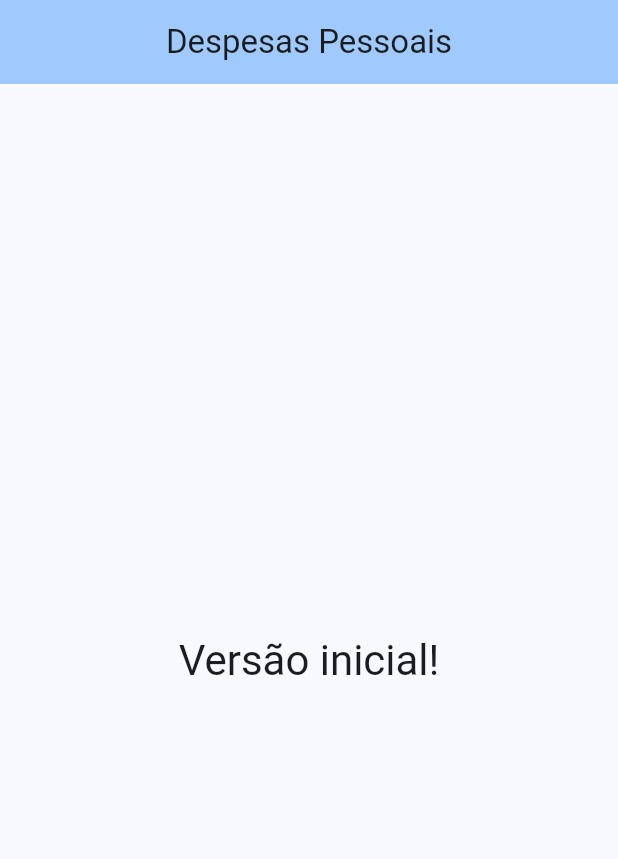
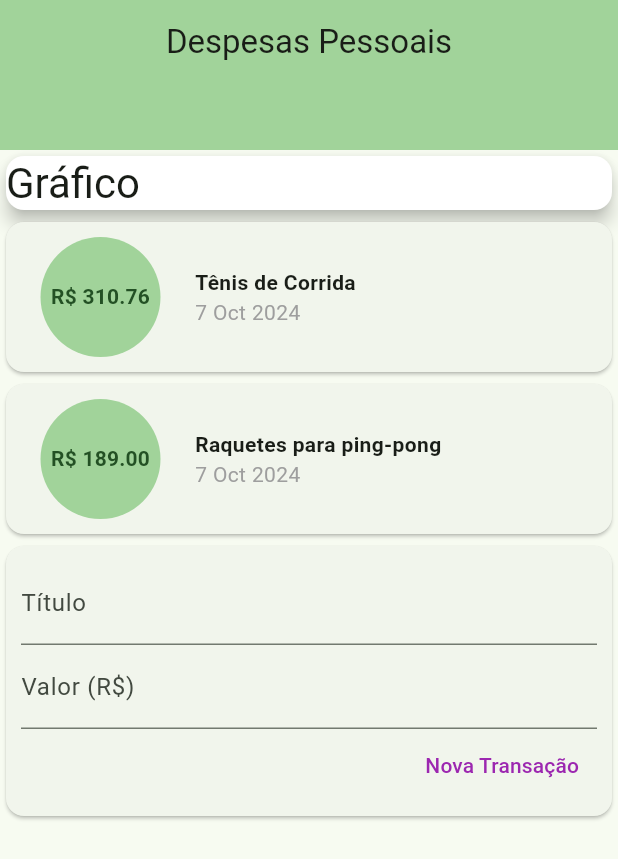
Before and after one commit to FernandoAvellar/expenses, a Flutter app: the screen it shows after launch, on a phone screen of 412 x 824 dp. Shown: the top 859 px of the screen. Run offline on Flutter 3.47's test engine with Material 3 defaults, Android fonts, the phone set to English and light mode, and no system bars.

Commit message:
apos aula 102

```diff
--- /dev/null
+++ b/lib/components/header.dart
@@ -0,0 +1,17 @@
+import 'package:flutter/material.dart';
+
+class Header extends StatelessWidget implements PreferredSizeWidget {
+  const Header({super.key});
+
+  @override
+  Widget build(BuildContext context) {
+    return AppBar(
+      title: Text('Despesas Pessoais'),
+      centerTitle: true,
+      backgroundColor: Theme.of(context).colorScheme.inversePrimary,
+    );
+  }
+
+  @override
+  Size get preferredSize => const Size.fromHeight(100);
+}
--- /dev/null
+++ b/lib/components/transaction_card.dart
@@ -0,0 +1,49 @@
+import 'package:expenses/models/transaction.dart';
+import 'package:flutter/material.dart';
+import 'package:intl/intl.dart';
+
+class TransactionCard extends StatelessWidget {
+  const TransactionCard({super.key, required this.transaction});
+
+  final Transaction transaction;
+
+  @override
+  Widget build(BuildContext context) {
+    return Card(
+      child: Row(
+        mainAxisAlignment: MainAxisAlignment.start,
+        children: [
+          Container(
+            margin: EdgeInsets.symmetric(
+              vertical: 2,
+              horizontal: 15,
+            ),
+            padding: EdgeInsets.all(8),
+            child: CircleAvatar(
+              radius: 40,
+              backgroundColor: Theme.of(context).colorScheme.inversePrimary,
+              child: Text(
+                'R\$ ${transaction.value.toStringAsFixed(2)}',
+                style: TextStyle(fontWeight: FontWeight.bold, fontSize: 14),
+              ),
+            ),
+          ),
+          Column(
+            crossAxisAlignment: CrossAxisAlignment.start,
+            children: [
+              Text(
+                transaction.title,
+                textAlign: TextAlign.start,
+                style: TextStyle(fontWeight: FontWeight.bold, fontSize: 14),
+              ),
+              Text(
+                DateFormat('d MMM y').format(transaction.date),
+                style: TextStyle(color: Colors.grey),
+              ),
+            ],
+          )
+        ],
+      ),
+    );
+  }
+}
--- /dev/null
+++ b/lib/components/transaction_form.dart
@@ -0,0 +1,67 @@
+import 'package:flutter/material.dart';
+
+class TransactionForm extends StatefulWidget {
+  const TransactionForm({super.key});
+
+  @override
+  State<TransactionForm> createState() => _TransactionFormState();
+}
+
+class _TransactionFormState extends State<TransactionForm> {
+  String title = '';
+  double value = 0;
+
+  @override
+  Widget build(BuildContext context) {
+    return Card(
+      child: Padding(
+        padding: const EdgeInsets.all(10.0),
+        child: Column(
+          children: [
+            TextField(
+              decoration: InputDecoration(
+                labelText: 'Título',
+              ),
+              onChanged: (value) => {
+                setState(() {
+                  title = value;
+                }),
+              },
+            ),
+            TextField(
+              keyboardType: TextInputType.number,
+              decoration: InputDecoration(
+                labelText: 'Valor (R\$)',
+              ),
+              onChanged: (v) => {
+                setState(() {
+                  value = double.parse(v);
+                }),
+              },
+            ),
+            Row(
+              mainAxisAlignment: MainAxisAlignment.end,
+              children: [
+                TextButton(
+                  child: const Text(
+                    'Nova Transação',
+                    style: TextStyle(
+                      color: Colors.purple,
+                    ),
+                  ),
+                  onPressed: () {
+                    print('$title - $value');
+                    setState(() {
+                      title = '';
+                      value = 0;
+                    });
+                  },
+                ),
+              ],
+            ),
+          ],
+        ),
+      ),
+    );
+  }
+}
--- /dev/null
+++ b/lib/components/transaction_graph.dart
@@ -0,0 +1,20 @@
+import 'package:flutter/material.dart';
+
+class TransactionGraph extends StatelessWidget {
+  const TransactionGraph({super.key});
+
+  @override
+  Widget build(BuildContext context) {
+    return SizedBox(
+      width: double.infinity,
+      child: Card(
+        color: Theme.of(context).colorScheme.onSecondary,
+        elevation: 5.0,
+        child: Text(
+          'Gráfico',
+          style: Theme.of(context).textTheme.headlineMedium,
+        ),
+      ),
+    );
+  }
+}
--- /dev/null
+++ b/lib/components/transaction_list.dart
@@ -0,0 +1,20 @@
+import 'package:expenses/components/transaction_card.dart';
+import 'package:expenses/models/transaction.dart';
+import 'package:flutter/material.dart';
+
+class TransactionList extends StatelessWidget {
+  final List<Transaction> transactions;
+
+  const TransactionList({super.key, required this.transactions});
+
+  @override
+  Widget build(BuildContext context) {
+    return Column(
+      children: [
+        ...transactions.map((tr) {
+          return TransactionCard(transaction: tr);
+        })
+      ],
+    );
+  }
+}
--- /dev/null
+++ b/lib/components/transaction_user.dart
@@ -0,0 +1,36 @@
+import 'package:expenses/components/transaction_form.dart';
+import 'package:expenses/components/transaction_list.dart';
+import 'package:expenses/models/transaction.dart';
+import 'package:flutter/material.dart';
+
+class TransactionUser extends StatefulWidget {
+  const TransactionUser({super.key});
+
+  @override
+  State<TransactionUser> createState() => _TransactionUserState();
+}
+
+class _TransactionUserState extends State<TransactionUser> {
+  final _transactions = [
+    Transaction(
+        id: 't1',
+        title: 'Tênis de Corrida',
+        value: 310.76,
+        date: DateTime.now()),
+    Transaction(
+        id: 't2',
+        title: 'Raquetes para ping-pong',
+        value: 189.00,
+        date: DateTime.now()),
+  ];
+
+  @override
+  Widget build(BuildContext context) {
+    return Column(
+      children: [
+        TransactionList(transactions: _transactions),
+        TransactionForm(),
+      ],
+    );
+  }
+}
--- a/lib/main.dart
+++ b/lib/main.dart
@@ -1,6 +1,9 @@
 import 'package:flutter/material.dart';
+import 'package:expenses/components/header.dart';
+import 'package:expenses/components/transaction_graph.dart';
+import 'package:expenses/components/transaction_user.dart';
 
-main() => runApp(ExpensesApp());
+main() => runApp(const ExpensesApp());
 
 class ExpensesApp extends StatelessWidget {
   const ExpensesApp({super.key});
@@ -11,10 +14,10 @@ class ExpensesApp extends StatelessWidget {
       debugShowCheckedModeBanner: false,
       title: 'Expenses App',
       theme: ThemeData(
-        colorScheme: ColorScheme.fromSeed(seedColor: Colors.blue),
+        colorScheme: ColorScheme.fromSeed(seedColor: Colors.green),
         useMaterial3: true,
       ),
-      home: MyHomePage(),
+      home: const MyHomePage(),
     );
   }
 }
@@ -24,17 +27,15 @@ class MyHomePage extends StatelessWidget {
 
   @override
   Widget build(BuildContext context) {
-    return Scaffold(
-      appBar: AppBar(
-        title: Text('Despesas Pessoais'),
-        centerTitle: true,
-        backgroundColor: Theme.of(context).colorScheme.inversePrimary,
-      ),
-      body: Center(
-        child: Text(
-          'Versão inicial!',
-          style: Theme.of(context).textTheme.headlineMedium,
-        ),
+    return const Scaffold(
+      appBar: Header(),
+      body: Column(
+        //mainAxisAlignment: MainAxisAlignment.spaceAround,
+        crossAxisAlignment: CrossAxisAlignment.stretch,
+        children: [
+          TransactionGraph(),
+          TransactionUser(),
+        ],
       ),
     );
   }
--- /dev/null
+++ b/lib/models/transaction.dart
@@ -0,0 +1,12 @@
+class Transaction {
+  final String id;
+  final String title;
+  final double value;
+  final DateTime date;
+
+  Transaction(
+      {required this.id,
+      required this.title,
+      required this.value,
+      required this.date});
+}
--- a/pubspec.yaml
+++ b/pubspec.yaml
@@ -2,7 +2,7 @@ name: expenses
 description: "A new Flutter project."
 # The following line prevents the package from being accidentally published to
 # pub.dev using `flutter pub publish`. This is preferred for private packages.
-publish_to: 'none' # Remove this line if you wish to publish to pub.dev
+publish_to: "none" # Remove this line if you wish to publish to pub.dev
 
 # The following defines the version and build number for your application.
 # A version number is three numbers separated by dots, like 1.2.43
@@ -30,7 +30,7 @@ environment:
 dependencies:
   flutter:
     sdk: flutter
-
+  intl: ^0.19.0
 
   # The following adds the Cupertino Icons font to your application.
   # Use with the CupertinoIcons class for iOS style icons.
@@ -52,7 +52,6 @@ dev_dependencies:
 
 # The following section is specific to Flutter packages.
 flutter:
-
   # The following line ensures that the Material Icons font is
   # included with your application, so that you can use the icons in
   # the material Icons class.
```
Also changed, not shown: pubspec.lock.
